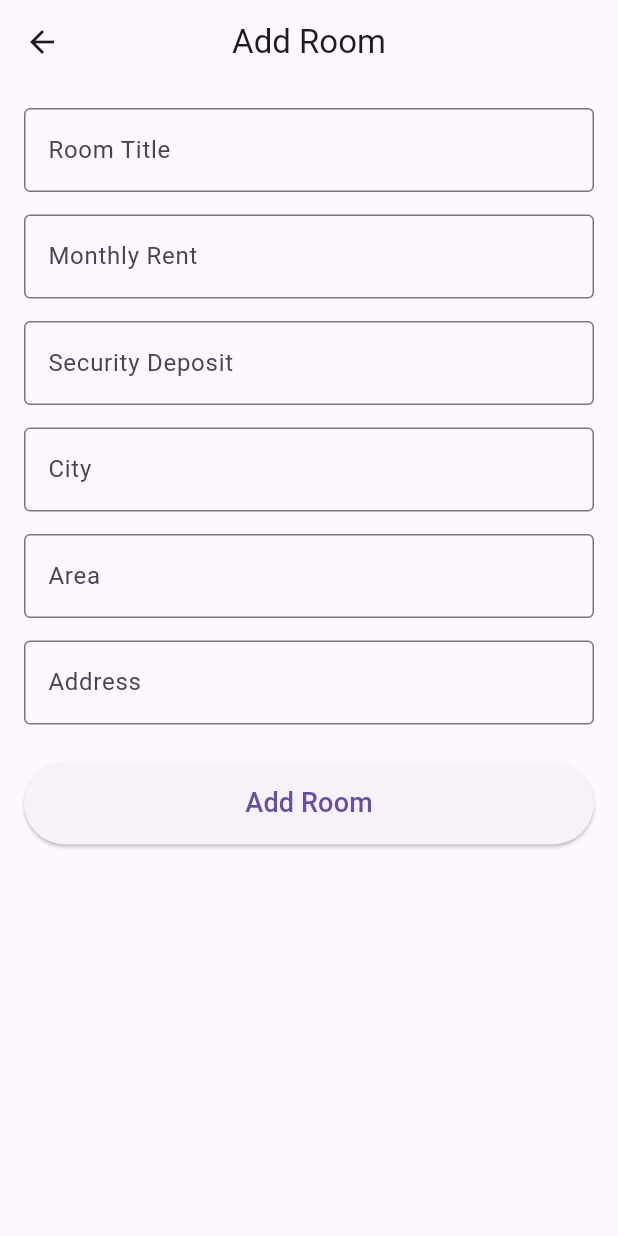
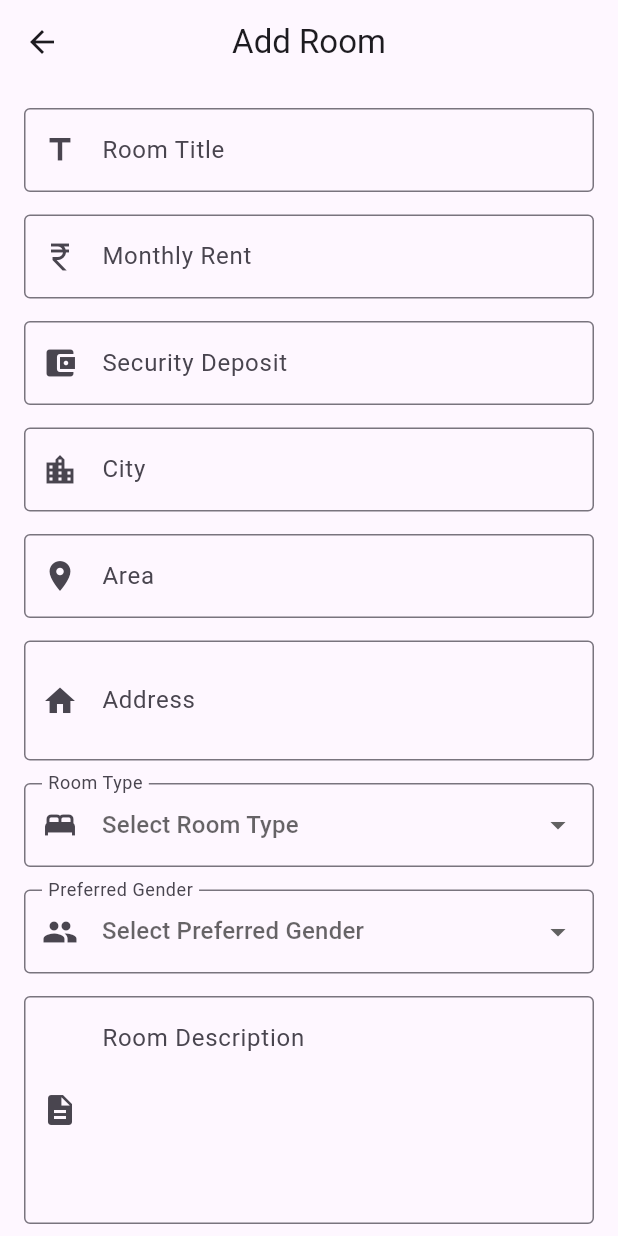
Before and after one commit to Mayankbhargav20/RoomNest-Room-Rental-Application-, a Flutter app: the AddRoomPage screen opened directly, on a phone screen of 412 x 824 dp. Run offline on Flutter 3.47's test engine with Material 3 defaults, Android fonts, the phone set to English and light mode, and no system bars; our stand-ins replace dio, flutter_secure_storage; accounts and stored records are empty.

Commit message:
Refactor add_room_page.dart for better validation
Updated roomType and gender to be nullable. Improved validation for text fields to trim whitespace. Added clear form method to reset fields.

```diff
--- a/Frontend/lib/screens/owner/add_room_page.dart
+++ b/Frontend/lib/screens/owner/add_room_page.dart
@@ -25,10 +25,15 @@ class _AddRoomPageState extends State<AddRoomPage> {
   final addressController = TextEditingController();
   final descriptionController = TextEditingController();
 
-  String roomType = "Single";
-  String gender = "MALE";
+  String? roomType;
+  String? gender;
 
   bool get isEdit => widget.room != null;
+
+  // These are only UI choices, not sent as default values.
+  final List<String> roomTypes = ["Single", "Double", "1BHK"];
+
+  final List<String> genders = ["MALE", "FEMALE", "ANY"];
 
   @override
   void initState() {
@@ -59,23 +64,22 @@ class _AddRoomPageState extends State<AddRoomPage> {
         centerTitle: true,
         title: Text(isEdit ? "Edit Room" : "Add Room"),
       ),
-
       body: SingleChildScrollView(
         padding: const EdgeInsets.all(16),
-
         child: Form(
           key: _formKey,
-
           child: Column(
             children: [
+              // Room Title
               TextFormField(
                 controller: titleController,
                 decoration: const InputDecoration(
                   labelText: "Room Title",
                   border: OutlineInputBorder(),
+                  prefixIcon: Icon(Icons.title),
                 ),
                 validator: (value) {
-                  if (value == null || value.isEmpty) {
+                  if (value == null || value.trim().isEmpty) {
                     return "Enter Room Title";
                   }
                   return null;
@@ -84,16 +88,114 @@ class _AddRoomPageState extends State<AddRoomPage> {
 
               const SizedBox(height: 15),
 
+              // Rent
               TextFormField(
                 controller: rentController,
                 keyboardType: TextInputType.number,
                 decoration: const InputDecoration(
                   labelText: "Monthly Rent",
                   border: OutlineInputBorder(),
+                  prefixIcon: Icon(Icons.currency_rupee),
                 ),
                 validator: (value) {
+                  if (value == null || value.trim().isEmpty) {
+                    return "Enter Rent";
+                  }
+
+                  if (double.tryParse(value) == null) {
+                    return "Enter valid rent";
+                  }
+
+                  return null;
+                },
+              ),
+
+              const SizedBox(height: 15),
+
+              // Deposit
+              TextFormField(
+                controller: depositController,
+                keyboardType: TextInputType.number,
+                decoration: const InputDecoration(
+                  labelText: "Security Deposit",
+                  border: OutlineInputBorder(),
+                  prefixIcon: Icon(Icons.account_balance_wallet),
+                ),
+                validator: (value) {
+                  if (value == null || value.trim().isEmpty) {
+                    return "Enter Deposit";
+                  }
+
+                  if (double.tryParse(value) == null) {
+                    return "Enter valid deposit";
+                  }
+
+                  return null;
+                },
+              ),
+
+              const SizedBox(height: 15),
+
+              // City
+              TextFormField(
+                controller: cityController,
+                decoration: const InputDecoration(
+                  labelText: "City",
+                  border: OutlineInputBorder(),
+                  prefixIcon: Icon(Icons.location_city),
+                ),
+              ),
+
+              const SizedBox(height: 15),
+
+              // Area
+              TextFormField(
+                controller: areaController,
+                decoration: const InputDecoration(
+                  labelText: "Area",
+                  border: OutlineInputBorder(),
+                  prefixIcon: Icon(Icons.place),
+                ),
+              ),
+
+              const SizedBox(height: 15),
+
+              // Address
+              TextFormField(
+                controller: addressController,
+                maxLines: 2,
+                decoration: const InputDecoration(
+                  labelText: "Address",
+                  border: OutlineInputBorder(),
+                  prefixIcon: Icon(Icons.home),
+                ),
+              ),
+
+              const SizedBox(height: 15),
+
+              // Room Type
+              DropdownButtonFormField<String>(
+                value: roomType,
+                decoration: const InputDecoration(
+                  labelText: "Room Type",
+                  border: OutlineInputBorder(),
+                  prefixIcon: Icon(Icons.bed),
+                ),
+                hint: const Text("Select Room Type"),
+                items: roomTypes.map((type) {
+                  return DropdownMenuItem<String>(
+                    value: type,
+                    child: Text(type),
+                  );
+                }).toList(),
+                onChanged: (value) {
+                  setState(() {
+                    roomType = value;
+                  });
+                },
+                validator: (value) {
                   if (value == null || value.isEmpty) {
-                    return "Enter Rent";
+                    return "Select room type";
                   }
                   return null;
                 },
@@ -101,16 +203,45 @@ class _AddRoomPageState extends State<AddRoomPage> {
 
               const SizedBox(height: 15),
 
-              TextFormField(
-                controller: depositController,
-                keyboardType: TextInputType.number,
+              // Gender
+              DropdownButtonFormField<String>(
+                value: gender,
                 decoration: const InputDecoration(
-                  labelText: "Security Deposit",
+                  labelText: "Preferred Gender",
                   border: OutlineInputBorder(),
+                  prefixIcon: Icon(Icons.people),
                 ),
+                hint: const Text("Select Preferred Gender"),
+                items: genders.map((value) {
+                  String displayValue;
+
+                  switch (value) {
+                    case "MALE":
+                      displayValue = "Male";
+                      break;
+                    case "FEMALE":
+                      displayValue = "Female";
+                      break;
+                    case "ANY":
+                      displayValue = "Any";
+                      break;
+                    default:
+                      displayValue = value;
+                  }
+
+                  return DropdownMenuItem<String>(
+                    value: value,
+                    child: Text(displayValue),
+                  );
+                }).toList(),
+                onChanged: (value) {
+                  setState(() {
+                    gender = value;
+                  });
+                },
                 validator: (value) {
                   if (value == null || value.isEmpty) {
-                    return "Enter Deposit";
+                    return "Select preferred gender";
                   }
                   return null;
                 },
@@ -118,35 +249,28 @@ class _AddRoomPageState extends State<AddRoomPage> {
 
               const SizedBox(height: 15),
 
+              // Description
               TextFormField(
-                controller: cityController,
+                controller: descriptionController,
+                maxLines: 5,
                 decoration: const InputDecoration(
-                  labelText: "City",
+                  labelText: "Room Description",
+                  hintText: "Describe the room, facilities, nearby places etc.",
                   border: OutlineInputBorder(),
+                  prefixIcon: Icon(Icons.description),
+                  alignLabelWithHint: true,
                 ),
-              ),
-
-              const SizedBox(height: 15),
-
-              TextFormField(
-                controller: areaController,
-                decoration: const InputDecoration(
-                  labelText: "Area",
-                  border: OutlineInputBorder(),
-                ),
-              ),
-
-              const SizedBox(height: 15),
-
-              TextFormField(
-                controller: addressController,
-                decoration: const InputDecoration(
-                  labelText: "Address",
-                  border: OutlineInputBorder(),
-                ),
+                validator: (value) {
+                  if (value == null || value.trim().isEmpty) {
+                    return "Enter room description";
+                  }
+                  return null;
+                },
               ),
 
               const SizedBox(height: 25),
+
+              // Add / Update Button
               SizedBox(
                 width: double.infinity,
                 height: 55,
@@ -160,13 +284,15 @@ class _AddRoomPageState extends State<AddRoomPage> {
 
                           final request = RoomRequest(
                             title: titleController.text.trim(),
-                            rent: double.parse(rentController.text),
-                            deposit: double.parse(depositController.text),
+                            rent: double.parse(rentController.text.trim()),
+                            deposit: double.parse(
+                              depositController.text.trim(),
+                            ),
                             city: cityController.text.trim(),
                             area: areaController.text.trim(),
                             address: addressController.text.trim(),
-                            roomType: roomType,
-                            gender: gender,
+                            roomType: roomType!,
+                            gender: gender!,
                             description: descriptionController.text.trim(),
                           );
 
@@ -200,20 +326,7 @@ class _AddRoomPageState extends State<AddRoomPage> {
                               return;
                             }
 
-                            _formKey.currentState!.reset();
-
-                            titleController.clear();
-                            rentController.clear();
-                            depositController.clear();
-                            cityController.clear();
-                            areaController.clear();
-                            addressController.clear();
-                            descriptionController.clear();
-
-                            setState(() {
-                              roomType = "Single";
-                              gender = "MALE";
-                            });
+                            _clearForm();
                           } else {
                             ScaffoldMessenger.of(context).showSnackBar(
                               SnackBar(
@@ -248,6 +361,23 @@ class _AddRoomPageState extends State<AddRoomPage> {
     );
   }
 
+  void _clearForm() {
+    _formKey.currentState?.reset();
+
+    titleController.clear();
+    rentController.clear();
+    depositController.clear();
+    cityController.clear();
+    areaController.clear();
+    addressController.clear();
+    descriptionController.clear();
+
+    setState(() {
+      roomType = null;
+      gender = null;
+    });
+  }
+
   @override
   void dispose() {
     titleController.dispose();
@@ -257,6 +387,7 @@ class _AddRoomPageState extends State<AddRoomPage> {
     areaController.dispose();
     addressController.dispose();
     descriptionController.dispose();
+
     super.dispose();
   }
 }
```
